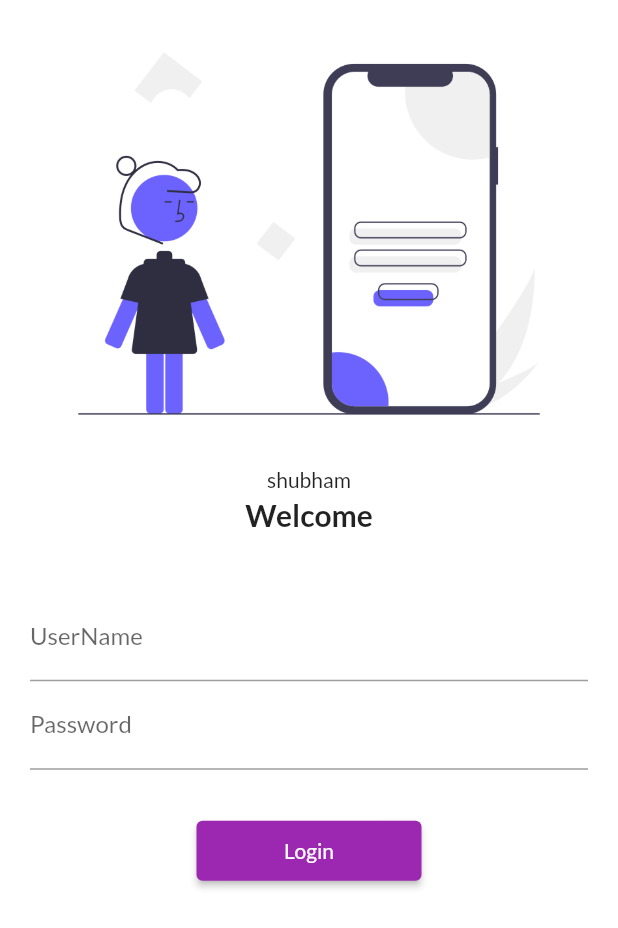
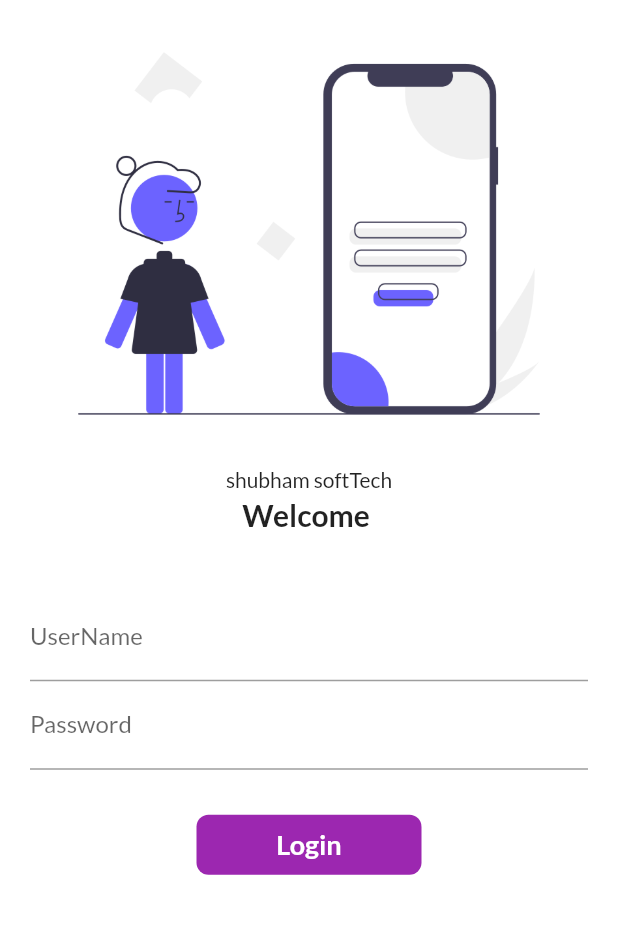
Before and after one commit to shubhamchavan123/LoginPage2, a Flutter app: the screen it shows after launch, on a phone screen of 412 x 824 dp. Shown: the top 928 px of the screen. Run offline on Flutter 3.47's test engine with Material 2 defaults, Android fonts, the phone set to English and light mode, and no system bars; our stand-ins replace google_fonts.

Commit message:
Login page Complited days5

```diff
--- a/lib/pages/login_page.dart
+++ b/lib/pages/login_page.dart
@@ -1,12 +1,19 @@
 import 'package:flutter/material.dart';
 import 'package:flutter2/utils/routes.dart';
 
-class LoginPage extends StatelessWidget {
+class LoginPage extends StatefulWidget {
+  @override
+  State<LoginPage> createState() => _LoginPageState();
+}
+
+class _LoginPageState extends State<LoginPage> {
+  String name = "";
+  bool changButton = false;
+
   @override
   Widget build(BuildContext context) {
     return Material(
       color: Colors.white,
-
       child: SingleChildScrollView(
         child: Column(
           children: [
@@ -17,10 +24,10 @@ class LoginPage extends StatelessWidget {
             ),
             SizedBox(
               height: 20,
-              child: Text("shubham"),
+              child: Text("shubham softTech"),
             ),
             Text(
-              "Welcome",
+              "Welcome $name",
               style: TextStyle(
                 fontWeight: FontWeight.bold,
                 fontSize: 20,
@@ -33,35 +40,64 @@ class LoginPage extends StatelessWidget {
               padding: const EdgeInsets.symmetric(vertical: 20, horizontal: 20),
               child: Column(
                 children: [
-
-
                   TextFormField(
                     decoration: InputDecoration(
                         hintText: "Enter  UserName", labelText: "UserName"),
+                    onChanged: (value) {
+                      name = value;
+                      setState(() {});
+                    },
                   ),
-
-
-
                   TextFormField(
                     obscureText: true,
                     decoration: InputDecoration(
                         hintText: "Enter  Password", labelText: "Password"),
                   ),
-
-
-
                   SizedBox(
                     height: 30,
                   ),
 
+                  //
+                  // ElevatedButton(
+                  //   child: Text("Login"),
+                  //   style: TextButton.styleFrom(minimumSize: Size(150, 40)),
+                  //   onPressed: () {
+                  //     Navigator.pushNamed(context, MyRoutes.homeRoute);
+                  //   },
+                  // )
 
-                  ElevatedButton(
-                    child: Text("Login"),
-                    style: TextButton.styleFrom(minimumSize: Size(150, 40)),
-                    onPressed: () {
+                  InkWell(
+                    onTap: () async {
+                      setState(() {
+                        changButton = true;
+                      });
+
+                       await Future.delayed(Duration(seconds: 1));
                       Navigator.pushNamed(context, MyRoutes.homeRoute);
-
                     },
+                    child: AnimatedContainer(
+                      duration: Duration(seconds: 1),
+                      width: changButton ? 50 : 150,
+                      height: 40,
+                      alignment: Alignment.center,
+                      child: changButton
+                          ? Icon(
+                              Icons.done,
+                              color: Colors.white,
+                            )
+                          : Text(
+                              "Login",
+                              style: TextStyle(
+                                  color: Colors.white,
+                                  fontWeight: FontWeight.bold,
+                                  fontSize: 18),
+                            ),
+                      decoration: BoxDecoration(
+                          color: Colors.purple,
+                          // shape: changButton?BoxShape.circle:BoxShape.rectangle,
+                          borderRadius:
+                              BorderRadius.circular(changButton ? 20 : 8)),
+                    ),
                   )
                 ],
               ),
```
